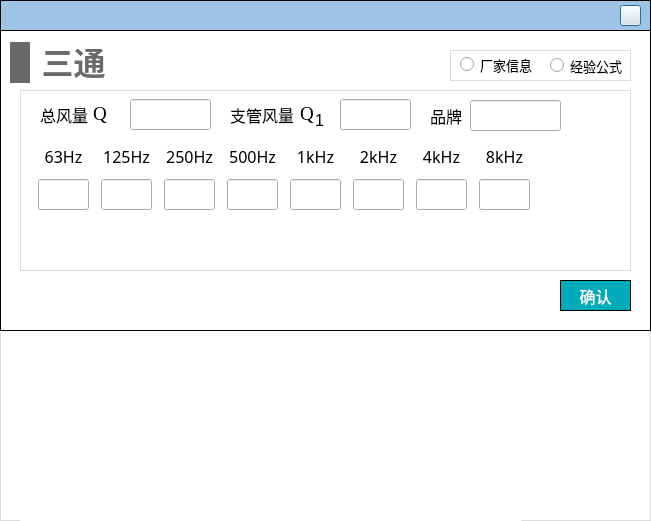
This is NoiseCalSoft/inputDialog/dialog_tee.ui in haobana/NoiCal as Qt 5 draws it before an edit. The edited form follows.
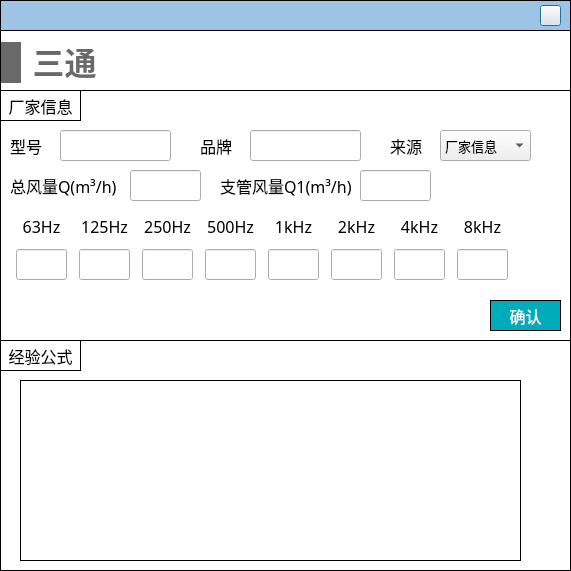
This is the edited form. Icons and pictures are not drawn.

The edit to the form file:
```diff
--- a/NoiseCalSoft/inputDialog/dialog_tee.ui
+++ b/NoiseCalSoft/inputDialog/dialog_tee.ui
@@ -6,8 +6,8 @@
    <rect>
     <x>0</x>
     <y>0</y>
-    <width>651</width>
-    <height>521</height>
+    <width>571</width>
+    <height>571</height>
    </rect>
   </property>
   <property name="font">
@@ -41,7 +41,7 @@
     <rect>
      <x>0</x>
      <y>0</y>
-     <width>651</width>
+     <width>571</width>
      <height>31</height>
     </rect>
    </property>
@@ -56,7 +56,7 @@
    <widget class="QPushButton" name="close">
     <property name="geometry">
      <rect>
-      <x>620</x>
+      <x>540</x>
       <y>5</y>
       <width>21</width>
       <height>21</height>
@@ -75,8 +75,8 @@
     <rect>
      <x>0</x>
      <y>30</y>
-     <width>651</width>
-     <height>301</height>
+     <width>571</width>
+     <height>541</height>
     </rect>
    </property>
    <property name="styleSheet">
@@ -85,19 +85,130 @@
 border: 1px solid #000000;
 }</string>
    </property>
+   <widget class="QWidget" name="layoutWidget_17">
+    <property name="geometry">
+     <rect>
+      <x>1</x>
+      <y>10</y>
+      <width>101</width>
+      <height>45</height>
+     </rect>
+    </property>
+    <layout class="QHBoxLayout" name="horizontalLayout_30">
+     <item>
+      <widget class="QLabel" name="label_40">
+       <property name="minimumSize">
+        <size>
+         <width>20</width>
+         <height>41</height>
+        </size>
+       </property>
+       <property name="maximumSize">
+        <size>
+         <width>20</width>
+         <height>41</height>
+        </size>
+       </property>
+       <property name="styleSheet">
+        <string notr="true">QLabel { 
+border: none; 
+background-color : rgb(105, 105, 105);
+}</string>
+       </property>
+       <property name="text">
+        <string/>
+       </property>
+      </widget>
+     </item>
+     <item>
+      <widget class="QLabel" name="label_41">
+       <property name="font">
+        <font>
+         <family>Microsoft YaHei</family>
+         <pointsize>24</pointsize>
+         <bold>true</bold>
+        </font>
+       </property>
+       <property name="styleSheet">
+        <string notr="true">QLabel { 
+border: none; 
+color : rgb(105, 105, 105);
+}</string>
+       </property>
+       <property name="text">
+        <string>三通</string>
+       </property>
+       <property name="alignment">
+        <set>Qt::AlignBottom|Qt::AlignHCenter</set>
+       </property>
+      </widget>
+     </item>
+    </layout>
+   </widget>
+   <widget class="QWidget" name="widget" native="true">
+    <property name="geometry">
+     <rect>
+      <x>0</x>
+      <y>310</y>
+      <width>571</width>
+      <height>231</height>
+     </rect>
+    </property>
+    <property name="styleSheet">
+     <string notr="true">border: 1px solid #000000;</string>
+    </property>
+    <widget class="QLabel" name="label_18">
+     <property name="geometry">
+      <rect>
+       <x>0</x>
+       <y>0</y>
+       <width>81</width>
+       <height>31</height>
+      </rect>
+     </property>
+     <property name="font">
+      <font>
+       <family>黑体</family>
+       <pointsize>12</pointsize>
+      </font>
+     </property>
+     <property name="text">
+      <string>经验公式</string>
+     </property>
+     <property name="alignment">
+      <set>Qt::AlignCenter</set>
+     </property>
+    </widget>
+    <widget class="QLabel" name="label_3">
+     <property name="geometry">
+      <rect>
+       <x>20</x>
+       <y>40</y>
+       <width>501</width>
+       <height>181</height>
+      </rect>
+     </property>
+     <property name="styleSheet">
+      <string notr="true">border-image: url(:/images/image/tee_descri.png);</string>
+     </property>
+     <property name="text">
+      <string/>
+     </property>
+    </widget>
+   </widget>
    <widget class="QWidget" name="widget_2" native="true">
     <property name="geometry">
      <rect>
-      <x>20</x>
+      <x>0</x>
       <y>60</y>
-      <width>611</width>
-      <height>181</height>
+      <width>571</width>
+      <height>251</height>
      </rect>
     </property>
     <property name="styleSheet">
      <string notr="true">#widget_2
 {
-border: 1px solid #DCDCDC;
+border: 1px solid #000000;
 }
 
 QLabel
@@ -109,23 +220,258 @@
 QLineEdit
 {
 font-family: '黑体';
-}
-
-QRadioButton
-{
-font-family: '黑体';
-}
-
-QPushButton
-{
-font-family: '黑体';
 }</string>
     </property>
+    <widget class="QLineEdit" name="lineEdit_brand">
+     <property name="geometry">
+      <rect>
+       <x>250</x>
+       <y>40</y>
+       <width>111</width>
+       <height>31</height>
+      </rect>
+     </property>
+     <property name="font">
+      <font>
+       <family>黑体</family>
+       <pointsize>-1</pointsize>
+      </font>
+     </property>
+    </widget>
+    <widget class="QLineEdit" name="lineEdit_q1">
+     <property name="geometry">
+      <rect>
+       <x>360</x>
+       <y>80</y>
+       <width>71</width>
+       <height>31</height>
+      </rect>
+     </property>
+     <property name="font">
+      <font>
+       <family>黑体</family>
+       <pointsize>-1</pointsize>
+      </font>
+     </property>
+    </widget>
+    <widget class="QLabel" name="label_16">
+     <property name="geometry">
+      <rect>
+       <x>200</x>
+       <y>40</y>
+       <width>41</width>
+       <height>31</height>
+      </rect>
+     </property>
+     <property name="font">
+      <font>
+       <family>黑体</family>
+       <pointsize>-1</pointsize>
+      </font>
+     </property>
+     <property name="text">
+      <string>品牌</string>
+     </property>
+    </widget>
+    <widget class="QLabel" name="label_17">
+     <property name="geometry">
+      <rect>
+       <x>220</x>
+       <y>80</y>
+       <width>131</width>
+       <height>31</height>
+      </rect>
+     </property>
+     <property name="font">
+      <font>
+       <family>黑体</family>
+       <pointsize>-1</pointsize>
+      </font>
+     </property>
+     <property name="text">
+      <string>支管风量Q1(m³/h)</string>
+     </property>
+    </widget>
+    <widget class="QLabel" name="label_19">
+     <property name="geometry">
+      <rect>
+       <x>10</x>
+       <y>80</y>
+       <width>111</width>
+       <height>31</height>
+      </rect>
+     </property>
+     <property name="font">
+      <font>
+       <family>黑体</family>
+       <pointsize>-1</pointsize>
+      </font>
+     </property>
+     <property name="text">
+      <string>总风量Q(m³/h)</string>
+     </property>
+    </widget>
+    <widget class="QLineEdit" name="lineEdit_q">
+     <property name="geometry">
+      <rect>
+       <x>130</x>
+       <y>80</y>
+       <width>71</width>
+       <height>31</height>
+      </rect>
+     </property>
+     <property name="font">
+      <font>
+       <family>黑体</family>
+       <pointsize>-1</pointsize>
+      </font>
+     </property>
+    </widget>
+    <widget class="QLabel" name="label_20">
+     <property name="geometry">
+      <rect>
+       <x>0</x>
+       <y>0</y>
+       <width>81</width>
+       <height>31</height>
+      </rect>
+     </property>
+     <property name="font">
+      <font>
+       <family>黑体</family>
+       <pointsize>-1</pointsize>
+      </font>
+     </property>
+     <property name="styleSheet">
+      <string notr="true">border: 1px solid #000000;</string>
+     </property>
+     <property name="text">
+      <string>厂家信息</string>
+     </property>
+     <property name="alignment">
+      <set>Qt::AlignCenter</set>
+     </property>
+    </widget>
+    <widget class="QPushButton" name="pushButton_confirm">
+     <property name="geometry">
+      <rect>
+       <x>490</x>
+       <y>210</y>
+       <width>71</width>
+       <height>31</height>
+      </rect>
+     </property>
+     <property name="font">
+      <font>
+       <family>黑体</family>
+       <pointsize>12</pointsize>
+      </font>
+     </property>
+     <property name="styleSheet">
+      <string notr="true">QPushButton
+{
+	color:#ffffff; /*文字颜色*/
+    background-color: #00ACB9;/*背景色*/
+    border-radius:0px; /*边框倒角*/
+	border: 1px solid #000000;
+}
+
+
+QPushButton:hover 
+{
+background-color: rgb(0,142,153);
+color: white;
+}</string>
+     </property>
+     <property name="text">
+      <string>确认</string>
+     </property>
+    </widget>
+    <widget class="QLineEdit" name="lineEdit_model">
+     <property name="geometry">
+      <rect>
+       <x>60</x>
+       <y>40</y>
+       <width>111</width>
+       <height>31</height>
+      </rect>
+     </property>
+     <property name="font">
+      <font>
+       <family>黑体</family>
+       <pointsize>-1</pointsize>
+      </font>
+     </property>
+    </widget>
+    <widget class="QLabel" name="label_29">
+     <property name="geometry">
+      <rect>
+       <x>10</x>
+       <y>40</y>
+       <width>41</width>
+       <height>31</height>
+      </rect>
+     </property>
+     <property name="font">
+      <font>
+       <family>黑体</family>
+       <pointsize>-1</pointsize>
+      </font>
+     </property>
+     <property name="text">
+      <string>型号</string>
+     </property>
+    </widget>
+    <widget class="QComboBox" name="comboBox_data_source">
+     <property name="geometry">
+      <rect>
+       <x>440</x>
+       <y>40</y>
+       <width>91</width>
+       <height>31</height>
+      </rect>
+     </property>
+     <property name="font">
+      <font>
+       <family>Microsoft YaHei</family>
+       <pointsize>-1</pointsize>
+      </font>
+     </property>
+     <item>
+      <property name="text">
+       <string>厂家信息</string>
+      </property>
+     </item>
+     <item>
+      <property name="text">
+       <string>设计预估</string>
+      </property>
+     </item>
+    </widget>
+    <widget class="QLabel" name="label_32">
+     <property name="geometry">
+      <rect>
+       <x>390</x>
+       <y>40</y>
+       <width>41</width>
+       <height>31</height>
+      </rect>
+     </property>
+     <property name="font">
+      <font>
+       <family>黑体</family>
+       <pointsize>-1</pointsize>
+      </font>
+     </property>
+     <property name="text">
+      <string>来源</string>
+     </property>
+    </widget>
     <widget class="QWidget" name="layoutWidget">
      <property name="geometry">
       <rect>
-       <x>12</x>
-       <y>50</y>
+       <x>10</x>
+       <y>120</y>
        <width>511</width>
        <height>72</height>
       </rect>
@@ -568,428 +914,8 @@
       </item>
      </layout>
     </widget>
-    <widget class="QStackedWidget" name="stackedWidget_input">
-     <property name="geometry">
-      <rect>
-       <x>20</x>
-       <y>9</y>
-       <width>371</width>
-       <height>31</height>
-      </rect>
-     </property>
-     <property name="styleSheet">
-      <string notr="true">#page_formula
-{
-background-color:white;
-}
-
-#page_known
-{
-background-color:white;
-}</string>
-     </property>
-     <property name="currentIndex">
-      <number>0</number>
-     </property>
-     <widget class="QWidget" name="page_formula">
-      <widget class="QLineEdit" name="lineEdit_q">
-       <property name="geometry">
-        <rect>
-         <x>300</x>
-         <y>0</y>
-         <width>71</width>
-         <height>31</height>
-        </rect>
-       </property>
-      </widget>
-      <widget class="QLineEdit" name="lineEdit_q1">
-       <property name="geometry">
-        <rect>
-         <x>90</x>
-         <y>0</y>
-         <width>81</width>
-         <height>31</height>
-        </rect>
-       </property>
-      </widget>
-      <widget class="QLabel" name="label_13">
-       <property name="geometry">
-        <rect>
-         <x>190</x>
-         <y>0</y>
-         <width>71</width>
-         <height>31</height>
-        </rect>
-       </property>
-       <property name="font">
-        <font>
-         <family>黑体</family>
-         <pointsize>-1</pointsize>
-        </font>
-       </property>
-       <property name="text">
-        <string>支管风量</string>
-       </property>
-      </widget>
-      <widget class="QLabel" name="label_15">
-       <property name="geometry">
-        <rect>
-         <x>0</x>
-         <y>0</y>
-         <width>51</width>
-         <height>31</height>
-        </rect>
-       </property>
-       <property name="font">
-        <font>
-         <family>黑体</family>
-         <pointsize>-1</pointsize>
-        </font>
-       </property>
-       <property name="text">
-        <string>总风量</string>
-       </property>
-      </widget>
-      <widget class="QLabel" name="label">
-       <property name="geometry">
-        <rect>
-         <x>53</x>
-         <y>0</y>
-         <width>21</width>
-         <height>31</height>
-        </rect>
-       </property>
-       <property name="font">
-        <font>
-         <family>Times New Roman</family>
-         <pointsize>15</pointsize>
-         <italic>false</italic>
-         <bold>false</bold>
-        </font>
-       </property>
-       <property name="styleSheet">
-        <string notr="true">font: 15pt &quot;Times New Roman&quot;;</string>
-       </property>
-       <property name="text">
-        <string>&lt;html&gt;&lt;head/&gt;&lt;body&gt;&lt;p&gt;&lt;span style=&quot; font-size:14pt;&quot;&gt;Q&lt;/span&gt;&lt;/p&gt;&lt;/body&gt;&lt;/html&gt;</string>
-       </property>
-      </widget>
-      <widget class="QLabel" name="label_6">
-       <property name="geometry">
-        <rect>
-         <x>260</x>
-         <y>0</y>
-         <width>21</width>
-         <height>31</height>
-        </rect>
-       </property>
-       <property name="font">
-        <font>
-         <family>Times New Roman</family>
-         <pointsize>15</pointsize>
-         <italic>false</italic>
-         <bold>false</bold>
-        </font>
-       </property>
-       <property name="styleSheet">
-        <string notr="true">font: 15pt &quot;Times New Roman&quot;;</string>
-       </property>
-       <property name="text">
-        <string>&lt;html&gt;&lt;head/&gt;&lt;body&gt;&lt;p&gt;&lt;span style=&quot; font-size:14pt;&quot;&gt;Q&lt;/span&gt;&lt;/p&gt;&lt;/body&gt;&lt;/html&gt;</string>
-       </property>
-      </widget>
-      <widget class="QLabel" name="label_17">
-       <property name="geometry">
-        <rect>
-         <x>275</x>
-         <y>13</y>
-         <width>16</width>
-         <height>16</height>
-        </rect>
-       </property>
-       <property name="text">
-        <string>1</string>
-       </property>
-      </widget>
-     </widget>
-     <widget class="QWidget" name="page_known">
-      <widget class="QLabel" name="label_5">
-       <property name="geometry">
-        <rect>
-         <x>10</x>
-         <y>0</y>
-         <width>41</width>
-         <height>31</height>
-        </rect>
-       </property>
-       <property name="font">
-        <font>
-         <family>黑体</family>
-         <pointsize>-1</pointsize>
-        </font>
-       </property>
-       <property name="text">
-        <string>型号</string>
-       </property>
-      </widget>
-      <widget class="QLineEdit" name="lineEdit_model">
-       <property name="geometry">
-        <rect>
-         <x>50</x>
-         <y>0</y>
-         <width>91</width>
-         <height>31</height>
-        </rect>
-       </property>
-      </widget>
-     </widget>
-    </widget>
-    <widget class="QLabel" name="label_4">
-     <property name="geometry">
-      <rect>
-       <x>410</x>
-       <y>10</y>
-       <width>41</width>
-       <height>31</height>
-      </rect>
-     </property>
-     <property name="font">
-      <font>
-       <family>黑体</family>
-       <pointsize>-1</pointsize>
-      </font>
-     </property>
-     <property name="text">
-      <string>品牌</string>
-     </property>
-    </widget>
-    <widget class="QLineEdit" name="lineEdit_brand">
-     <property name="geometry">
-      <rect>
-       <x>450</x>
-       <y>10</y>
-       <width>91</width>
-       <height>31</height>
-      </rect>
-     </property>
-    </widget>
    </widget>
-   <widget class="QPushButton" name="pushButton_confirm">
-    <property name="geometry">
-     <rect>
-      <x>560</x>
-      <y>250</y>
-      <width>71</width>
-      <height>31</height>
-     </rect>
-    </property>
-    <property name="font">
-     <font>
-      <family>黑体</family>
-      <pointsize>12</pointsize>
-     </font>
-    </property>
-    <property name="styleSheet">
-     <string notr="true">QPushButton
-{
-	color:#ffffff; /*文字颜色*/
-    background-color: #00ACB9;/*背景色*/
-    border-radius:0px; /*边框倒角*/
-	border: 1px solid #000000;
-}
-
-
-QPushButton:hover 
-{
-background-color: rgb(0,142,153);
-color: white;
-}</string>
-    </property>
-    <property name="text">
-     <string>确认</string>
-    </property>
-   </widget>
-   <widget class="QWidget" name="layoutWidget_17">
-    <property name="geometry">
-     <rect>
-      <x>10</x>
-      <y>10</y>
-      <width>101</width>
-      <height>45</height>
-     </rect>
-    </property>
-    <layout class="QHBoxLayout" name="horizontalLayout_30">
-     <item>
-      <widget class="QLabel" name="label_40">
-       <property name="minimumSize">
-        <size>
-         <width>20</width>
-         <height>41</height>
-        </size>
-       </property>
-       <property name="maximumSize">
-        <size>
-         <width>20</width>
-         <height>41</height>
-        </size>
-       </property>
-       <property name="styleSheet">
-        <string notr="true">QLabel { 
-border: none; 
-background-color : rgb(105, 105, 105);
-}</string>
-       </property>
-       <property name="text">
-        <string/>
-       </property>
-      </widget>
-     </item>
-     <item>
-      <widget class="QLabel" name="label_41">
-       <property name="font">
-        <font>
-         <family>Microsoft YaHei</family>
-         <pointsize>24</pointsize>
-         <bold>true</bold>
-        </font>
-       </property>
-       <property name="styleSheet">
-        <string notr="true">QLabel { 
-border: none; 
-color : rgb(105, 105, 105);
-}</string>
-       </property>
-       <property name="text">
-        <string>三通</string>
-       </property>
-       <property name="alignment">
-        <set>Qt::AlignBottom|Qt::AlignHCenter</set>
-       </property>
-      </widget>
-     </item>
-    </layout>
-   </widget>
-   <widget class="QWidget" name="widget_7" native="true">
-    <property name="geometry">
-     <rect>
-      <x>450</x>
-      <y>20</y>
-      <width>181</width>
-      <height>31</height>
-     </rect>
-    </property>
-    <property name="styleSheet">
-     <string notr="true">#widget_7
-{
-border: 1px solid #DCDCDC;
-}</string>
-    </property>
-    <widget class="QRadioButton" name="radioButton_known">
-     <property name="geometry">
-      <rect>
-       <x>10</x>
-       <y>-1</y>
-       <width>81</width>
-       <height>31</height>
-      </rect>
-     </property>
-     <property name="font">
-      <font>
-       <family>黑体</family>
-       <pointsize>10</pointsize>
-      </font>
-     </property>
-     <property name="text">
-      <string>厂家信息</string>
-     </property>
-    </widget>
-    <widget class="QRadioButton" name="radioButton_formula">
-     <property name="geometry">
-      <rect>
-       <x>100</x>
-       <y>0</y>
-       <width>81</width>
-       <height>31</height>
-      </rect>
-     </property>
-     <property name="font">
-      <font>
-       <family>黑体</family>
-       <pointsize>10</pointsize>
-      </font>
-     </property>
-     <property name="text">
-      <string>经验公式</string>
-     </property>
-    </widget>
-   </widget>
   </widget>
-  <widget class="QStackedWidget" name="stackedWidget_descri">
-   <property name="geometry">
-    <rect>
-     <x>0</x>
-     <y>330</y>
-     <width>651</width>
-     <height>191</height>
-    </rect>
-   </property>
-   <property name="minimumSize">
-    <size>
-     <width>651</width>
-     <height>191</height>
-    </size>
-   </property>
-   <property name="styleSheet">
-    <string notr="true">background-color: rgb(255, 255, 255);</string>
-   </property>
-   <property name="currentIndex">
-    <number>0</number>
-   </property>
-   <widget class="QWidget" name="page_descri">
-    <widget class="QWidget" name="widget_6" native="true">
-     <property name="geometry">
-      <rect>
-       <x>0</x>
-       <y>0</y>
-       <width>651</width>
-       <height>191</height>
-      </rect>
-     </property>
-     <property name="minimumSize">
-      <size>
-       <width>651</width>
-       <height>191</height>
-      </size>
-     </property>
-     <property name="styleSheet">
-      <string notr="true">#widget_6
-{
-border: 1px solid #DCDCDC;
-}</string>
-     </property>
-     <widget class="QLabel" name="label_3">
-      <property name="geometry">
-       <rect>
-        <x>20</x>
-        <y>10</y>
-        <width>501</width>
-        <height>181</height>
-       </rect>
-      </property>
-      <property name="styleSheet">
-       <string notr="true">border-image: url(:/images/image/tee_descri.png);</string>
-      </property>
-      <property name="text">
-       <string/>
-      </property>
-     </widget>
-    </widget>
-   </widget>
-   <widget class="QWidget" name="page_white"/>
-  </widget>
-  <zorder>widget_top</zorder>
-  <zorder>stackedWidget_descri</zorder>
-  <zorder>widget_terminal</zorder>
  </widget>
  <resources/>
  <connections/>
```
